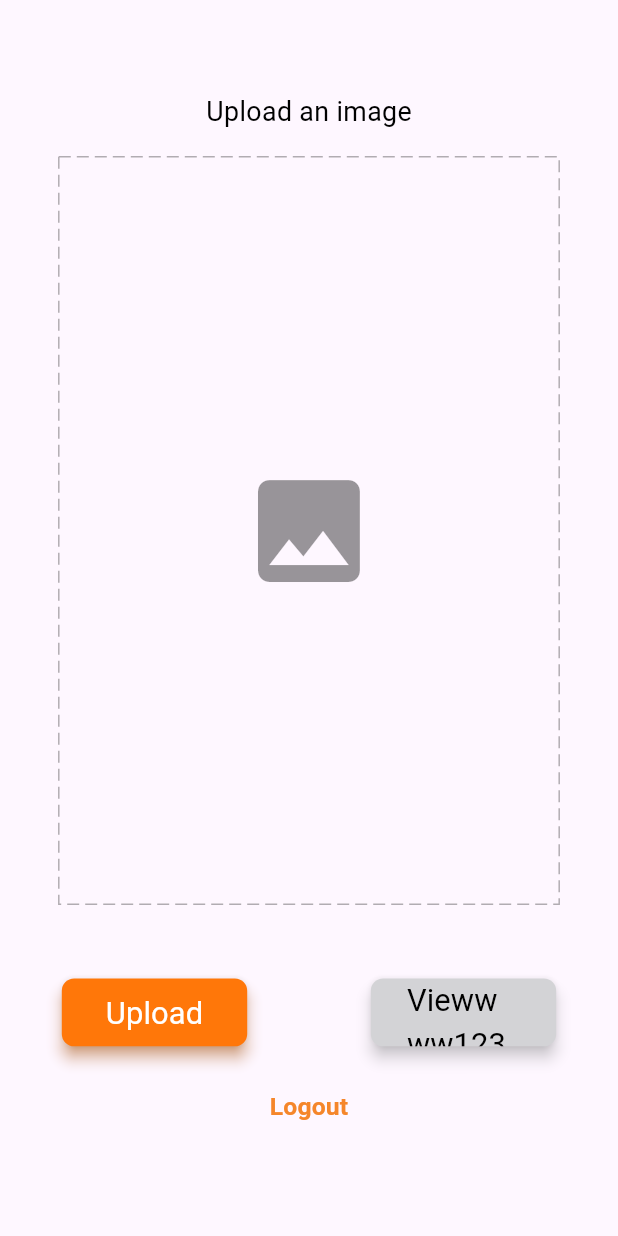
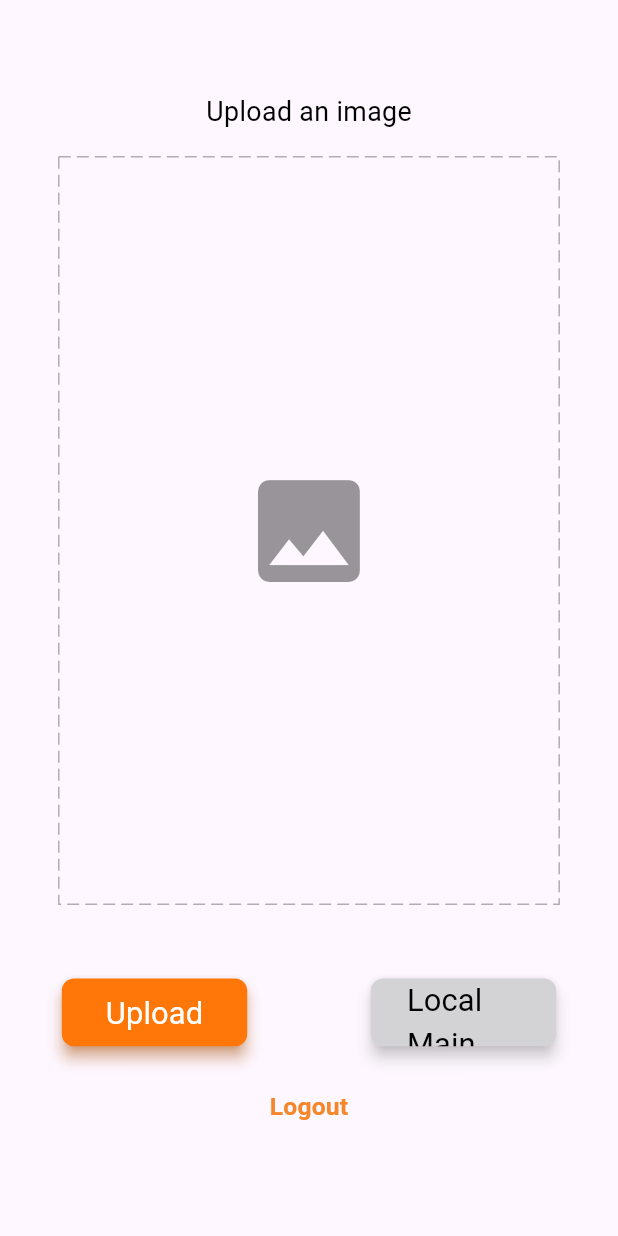
Before and after one commit to Nikhilbhashapangu/codeland, a Flutter app: the ImageUploadScren screen opened directly, on a phone screen of 412 x 824 dp. Run offline on Flutter 3.47's test engine with Material 3 defaults, Android fonts, the phone set to English and light mode, and no system bars; drawn by our look-alikes of dotted_border; our stand-ins replace image_picker, sizer.

Commit message:
Local Main Changed now

```diff
--- a/lib/image_upload.dart
+++ b/lib/image_upload.dart
@@ -85,7 +85,7 @@ class _ImageUploadScrenState extends State<ImageUploadScren> {
                       height: 5.5.h,
                       borderRadius: 2.w,
                       color: const Color(0xffD3D3D6),
-                      label: "Viewwww123",
+                      label: "Local Main Changed",
                       onPressed: () {
                         setState(() {
                           showImage = true;
```
